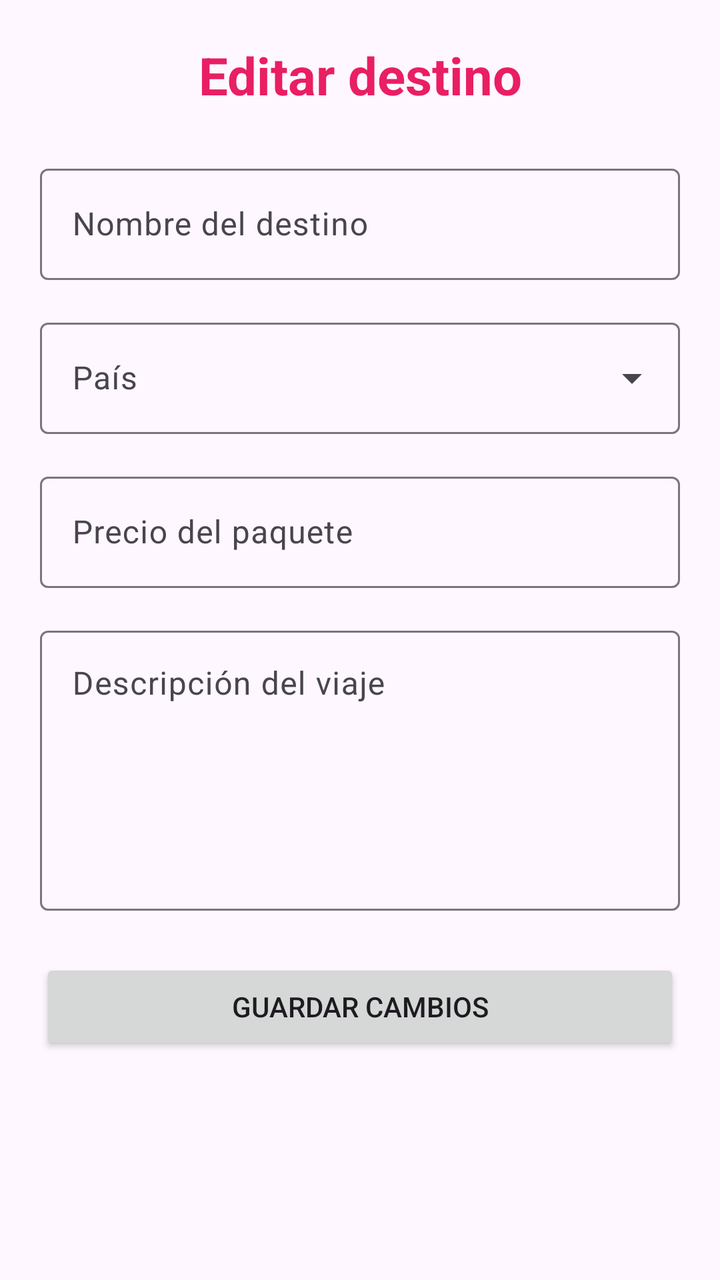
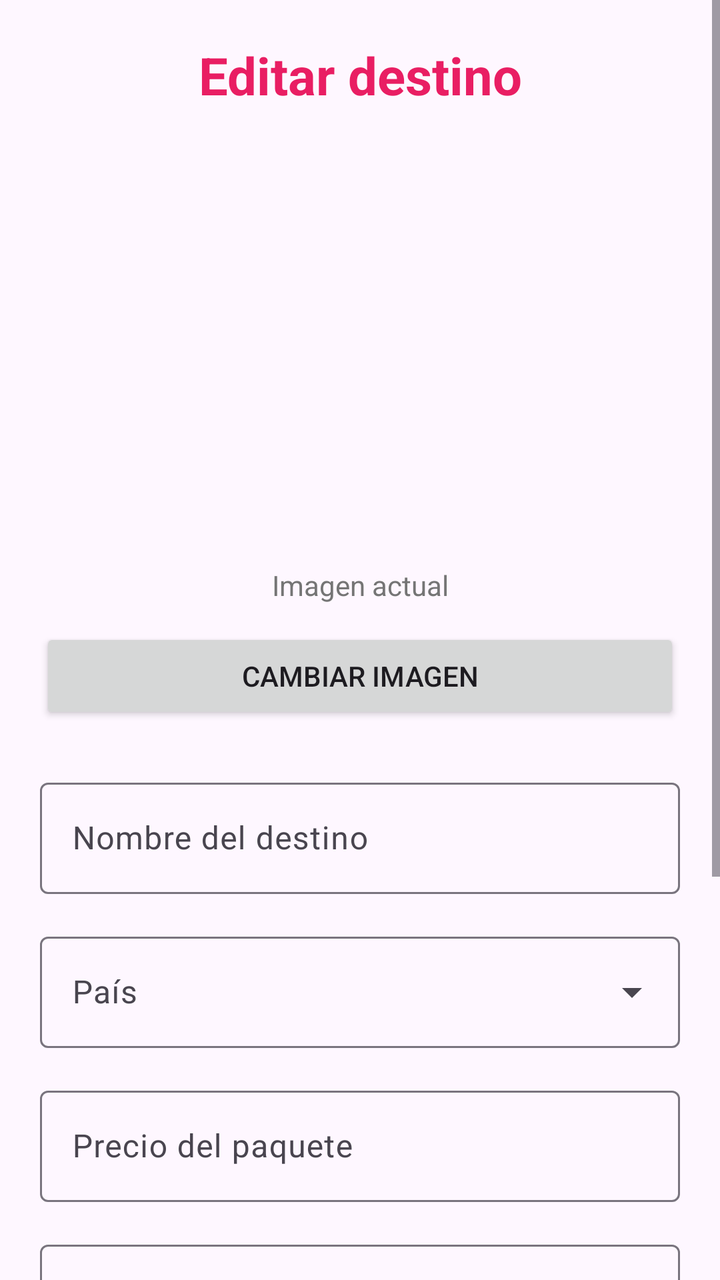

Screens rendered from an Android XML layout before and after an edit, with the pre-edit source and the edit as a unified diff.
<!-- AndroidManifest.xml: application theme Theme.Odiseo -->
<!-- res/layout/activity_editar_destino.xml -->
<?xml version="1.0" encoding="utf-8"?>
<ScrollView
    xmlns:android="http://schemas.android.com/apk/res/android"
    android:layout_width="match_parent"
    android:layout_height="match_parent">

    <LinearLayout
        android:layout_width="match_parent"
        android:layout_height="wrap_content"
        android:orientation="vertical"
        android:padding="20dp">

        <TextView
            android:layout_width="match_parent"
            android:layout_height="wrap_content"
            android:gravity="center"
            android:text="@string/editar_destino"
            android:textColor="@color/primary"
            android:textSize="26sp"
            android:textStyle="bold" />

        <com.google.android.material.textfield.TextInputLayout
            android:layout_width="match_parent"
            android:layout_height="wrap_content"
            android:layout_marginTop="24dp"
            android:hint="@string/nombre_destino">

            <com.google.android.material.textfield.TextInputEditText
                android:id="@+id/etEditarNombre"
                android:layout_width="match_parent"
                android:layout_height="wrap_content"
                android:inputType="textCapSentences" />

        </com.google.android.material.textfield.TextInputLayout>

        <com.google.android.material.textfield.TextInputLayout
            style="@style/Widget.Material3.TextInputLayout.OutlinedBox.ExposedDropdownMenu"
            android:layout_width="match_parent"
            android:layout_height="wrap_content"
            android:layout_marginTop="16dp"
            android:hint="@string/pais">

            <AutoCompleteTextView
                android:id="@+id/actvEditarPais"
                android:layout_width="match_parent"
                android:layout_height="wrap_content"
                android:inputType="none" />

        </com.google.android.material.textfield.TextInputLayout>

        <com.google.android.material.textfield.TextInputLayout
            android:layout_width="match_parent"
            android:layout_height="wrap_content"
            android:layout_marginTop="16dp"
            android:hint="@string/precio">

            <com.google.android.material.textfield.TextInputEditText
                android:id="@+id/etEditarPrecio"
                android:layout_width="match_parent"
                android:layout_height="wrap_content"
                android:inputType="numberDecimal" />

        </com.google.android.material.textfield.TextInputLayout>

        <com.google.android.material.textfield.TextInputLayout
            android:layout_width="match_parent"
            android:layout_height="wrap_content"
            android:layout_marginTop="16dp"
            android:hint="@string/descripcion">

            <com.google.android.material.textfield.TextInputEditText
                android:id="@+id/etEditarDescripcion"
                android:layout_width="match_parent"
                android:layout_height="140dp"
                android:gravity="top"
                android:inputType="textCapSentences|textMultiLine" />

        </com.google.android.material.textfield.TextInputLayout>

        <Button
            android:id="@+id/btnGuardarCambios"
            android:layout_width="match_parent"
            android:layout_height="wrap_content"
            android:layout_marginTop="24dp"
            android:text="@string/guardar_cambios" />

    </LinearLayout>

</ScrollView>
<!-- resources referenced by this layout -->
<resources>
  <color name="primary">#E91E63</color>
  <string name="descripcion">Descripción del viaje</string>
  <string name="editar_destino">Editar destino</string>
  <string name="guardar_cambios">Guardar cambios</string>
  <string name="nombre_destino">Nombre del destino</string>
  <string name="pais">País</string>
  <string name="precio">Precio del paquete</string>
  <style name="Theme.Odiseo" parent="Base.Theme.Odiseo" />
  <style name="Base.Theme.Odiseo" parent="Theme.Material3.DayNight.NoActionBar">
  
          <item name="colorPrimary">@color/primary</item>
          <item name="colorOnPrimary">@color/white</item>
  
          <item name="colorPrimaryContainer">@color/light_primary</item>
          <item name="colorOnPrimaryContainer">@color/primary_text</item>
  
          <item name="colorSecondary">@color/accent</item>
          <item name="colorOnSecondary">@color/white</item>
  
          <item name="android:colorAccent">@color/primary</item>
  
      </style>
  <color name="white">#FFFFFF</color>
  <color name="light_primary">#F8BBD0</color>
  <color name="primary_text">#212121</color>
  <color name="accent">#607D8B</color>
</resources>

<!-- the commit's change to res/layout/activity_editar_destino.xml (unified diff, before → after) -->
@@ -18,6 +18,31 @@
             android:textColor="@color/primary"
             android:textSize="26sp"
             android:textStyle="bold" />
+
+        <ImageView
+            android:id="@+id/ivImagenEditarDestino"
+            android:layout_width="match_parent"
+            android:layout_height="200dp"
+            android:layout_marginTop="20dp"
+            android:contentDescription="@string/imagen_destino"
+            android:scaleType="centerCrop" />
+
+        <TextView
+            android:id="@+id/tvImagenEditarSeleccionada"
+            android:layout_width="match_parent"
+            android:layout_height="wrap_content"
+            android:layout_marginTop="8dp"
+            android:gravity="center"
+            android:text="@string/imagen_actual"
+            android:textColor="@color/secondary_text"
+            android:textSize="14sp" />
+
+        <Button
+            android:id="@+id/btnSeleccionarImagenEditar"
+            android:layout_width="match_parent"
+            android:layout_height="wrap_content"
+            android:layout_marginTop="12dp"
+            android:text="@string/cambiar_imagen" />
 
         <com.google.android.material.textfield.TextInputLayout
             android:layout_width="match_parent"
@@ -84,6 +109,14 @@
             android:layout_marginTop="24dp"
             android:text="@string/guardar_cambios" />
 
+        <Button
+            android:id="@+id/btnVolverMenu"
+            android:layout_width="match_parent"
+            android:layout_height="wrap_content"
+            android:layout_marginTop="12dp"
+            android:layout_marginBottom="20dp"
+            android:text="@string/volver_menu" />
+
     </LinearLayout>
 
 </ScrollView>
<!-- resource entries referenced after the edit -->
@@ -1,12 +1,17 @@
 <!-- resources referenced by this layout -->
 <resources>
   <color name="primary">#E91E63</color>
+  <color name="secondary_text">#757575</color>
+  <string name="cambiar_imagen">Cambiar imagen</string>
   <string name="descripcion">Descripción del viaje</string>
   <string name="editar_destino">Editar destino</string>
   <string name="guardar_cambios">Guardar cambios</string>
+  <string name="imagen_actual">Imagen actual</string>
+  <string name="imagen_destino">Imagen del destino turístico</string>
   <string name="nombre_destino">Nombre del destino</string>
   <string name="pais">País</string>
   <string name="precio">Precio del paquete</string>
+  <string name="volver_menu">Volver al menú</string>
   <style name="Theme.Odiseo" parent="Base.Theme.Odiseo" />
   <style name="Base.Theme.Odiseo" parent="Theme.Material3.DayNight.NoActionBar">
   
